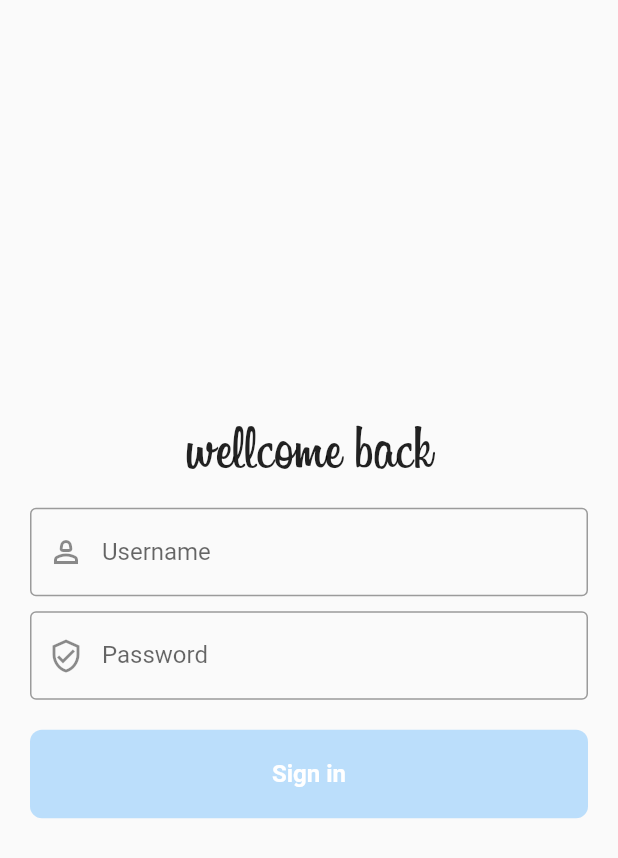
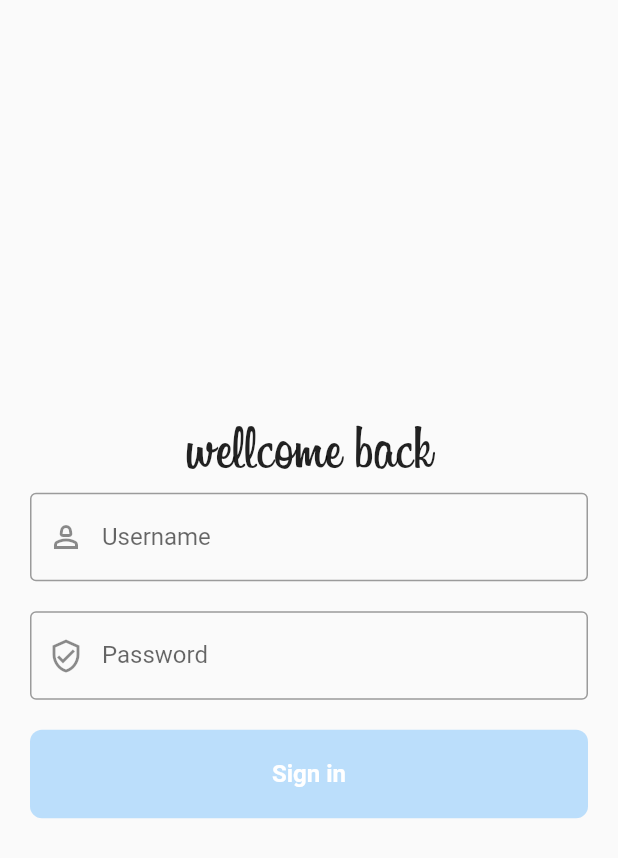
Before and after one commit to MinhTruongHMT/soccer_flutter, a Flutter app: the screen it shows after launch, on a phone screen of 412 x 824 dp. Shown: the top 858 px of the screen. Run offline on Flutter 3.47's test engine with Material 2 defaults, Android fonts, the phone set to English and light mode, and no system bars; our stand-ins replace device_preview.

Commit message:
Fit Text Field

```diff
--- a/lib/pages/login_page.dart
+++ b/lib/pages/login_page.dart
@@ -17,17 +17,24 @@ class LoginPage extends StatelessWidget {
               "wellcome back",
               style: TextStyle(fontFamily: 'InstagramFont', fontSize: 40),
             ),
+            TextFormField(
+              decoration: const InputDecoration(
+                  labelText: "Username",
+                  prefixIcon: Icon(Icons.person_2_outlined),
+                  border: OutlineInputBorder()),
+            ),
             const SizedBox(
               height: 10,
             ),
-            Text_Field(
-                icon: const Icon(Icons.person_2_outlined), lable: "Username"),
             const SizedBox(
               height: 10,
             ),
-            Text_Field(
-                icon: const Icon(Icons.verified_user_outlined),
-                lable: "Password"),
+            TextFormField(
+              decoration: const InputDecoration(
+                  labelText: "Password",
+                  prefixIcon: Icon(Icons.verified_user_outlined),
+                  border: OutlineInputBorder()),
+            ),
             const SizedBox(
               height: 20,
             ),
@@ -55,19 +62,3 @@ class LoginPage extends StatelessWidget {
     );
   }
 }
-
-class Text_Field extends StatelessWidget {
-  Text_Field({super.key, required this.icon, required this.lable});
-  String? lable;
-  Icon? icon;
-
-  @override
-  Widget build(BuildContext context) {
-    return TextFormField(
-      decoration: InputDecoration(
-          labelText: lable,
-          prefixIcon: icon,
-          border: const OutlineInputBorder()),
-    );
-  }
-}
```
